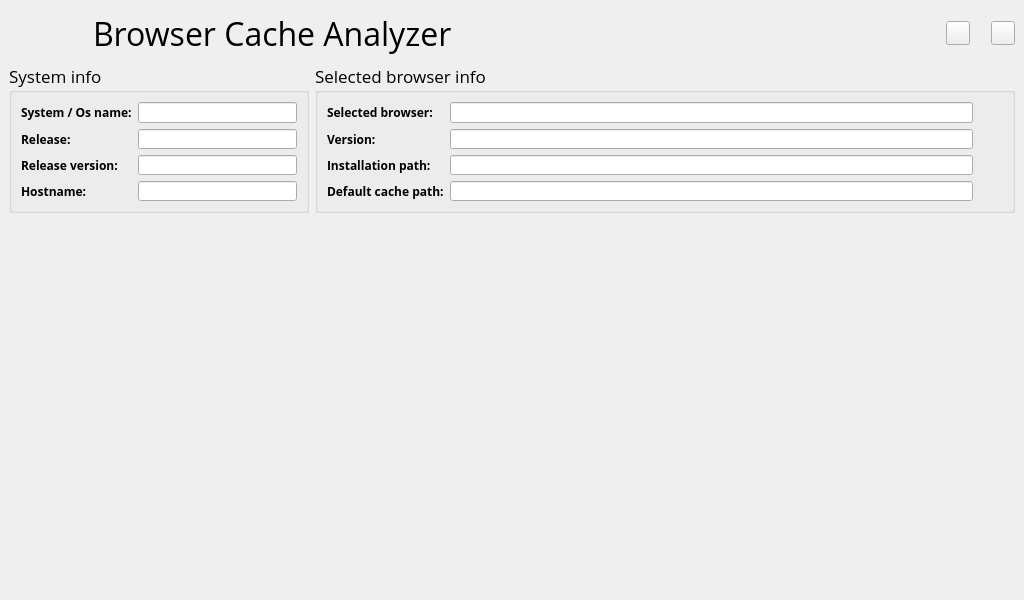
The window that gui/browser_cache_analyzer_gui.ui (gabrieledenardis/BrowserCacheAnalyzer) describes before a commit, drawn with Qt 5.
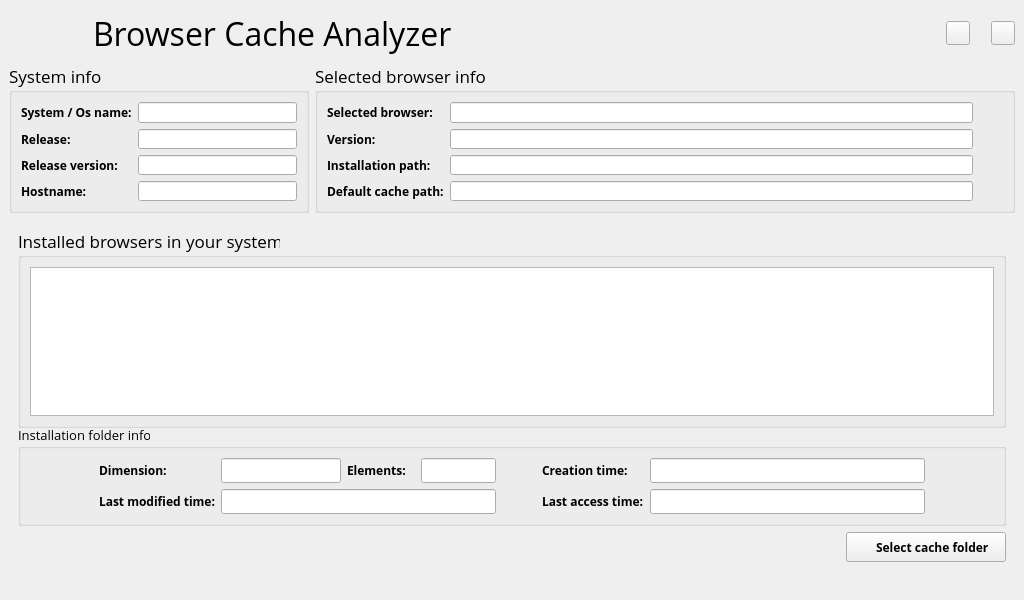
The same window after the commit. The open tabs and pages were chosen to show the change. Icons and pictures are not drawn.

Commit message: Browsers screen

```diff
--- a/gui/browser_cache_analyzer_gui.ui
+++ b/gui/browser_cache_analyzer_gui.ui
@@ -838,7 +838,411 @@
         </item>
        </layout>
       </widget>
-      <widget class="QWidget" name="page_2"/>
+      <widget class="QWidget" name="page_2">
+       <layout class="QGridLayout" name="gridLayout_10">
+        <item row="3" column="0">
+         <spacer name="verticalSpacer_5">
+          <property name="orientation">
+           <enum>Qt::Vertical</enum>
+          </property>
+          <property name="sizeType">
+           <enum>QSizePolicy::Fixed</enum>
+          </property>
+          <property name="sizeHint" stdset="0">
+           <size>
+            <width>20</width>
+            <height>20</height>
+           </size>
+          </property>
+         </spacer>
+        </item>
+        <item row="0" column="0">
+         <widget class="QGroupBox" name="groupBox_found_browser">
+          <property name="sizePolicy">
+           <sizepolicy hsizetype="Preferred" vsizetype="Fixed">
+            <horstretch>0</horstretch>
+            <verstretch>0</verstretch>
+           </sizepolicy>
+          </property>
+          <property name="minimumSize">
+           <size>
+            <width>0</width>
+            <height>200</height>
+           </size>
+          </property>
+          <property name="maximumSize">
+           <size>
+            <width>16777215</width>
+            <height>200</height>
+           </size>
+          </property>
+          <property name="font">
+           <font>
+            <family>Open Sans</family>
+            <pointsize>13</pointsize>
+           </font>
+          </property>
+          <property name="title">
+           <string>Installed browsers in your system</string>
+          </property>
+          <layout class="QGridLayout" name="gridLayout_9">
+           <item row="0" column="0">
+            <widget class="QTableWidget" name="table_found_browsers"/>
+           </item>
+          </layout>
+         </widget>
+        </item>
+        <item row="2" column="0">
+         <layout class="QGridLayout" name="gridLayout_7">
+          <item row="0" column="0">
+           <spacer name="horizontalSpacer_7">
+            <property name="orientation">
+             <enum>Qt::Horizontal</enum>
+            </property>
+            <property name="sizeHint" stdset="0">
+             <size>
+              <width>40</width>
+              <height>20</height>
+             </size>
+            </property>
+           </spacer>
+          </item>
+          <item row="0" column="1">
+           <widget class="QPushButton" name="button_browsers_screen_select">
+            <property name="minimumSize">
+             <size>
+              <width>160</width>
+              <height>30</height>
+             </size>
+            </property>
+            <property name="maximumSize">
+             <size>
+              <width>160</width>
+              <height>30</height>
+             </size>
+            </property>
+            <property name="font">
+             <font>
+              <family>Open Sans</family>
+              <pointsize>9</pointsize>
+              <weight>75</weight>
+              <bold>true</bold>
+             </font>
+            </property>
+            <property name="layoutDirection">
+             <enum>Qt::RightToLeft</enum>
+            </property>
+            <property name="text">
+             <string>    Select cache folder</string>
+            </property>
+            <property name="icon">
+             <iconset resource="icons.qrc">
+              <normaloff>:/icons/arrow_right.png</normaloff>:/icons/arrow_right.png</iconset>
+            </property>
+            <property name="iconSize">
+             <size>
+              <width>24</width>
+              <height>24</height>
+             </size>
+            </property>
+           </widget>
+          </item>
+         </layout>
+        </item>
+        <item row="1" column="0">
+         <widget class="QGroupBox" name="groupBox">
+          <property name="sizePolicy">
+           <sizepolicy hsizetype="Preferred" vsizetype="Preferred">
+            <horstretch>0</horstretch>
+            <verstretch>0</verstretch>
+           </sizepolicy>
+          </property>
+          <property name="minimumSize">
+           <size>
+            <width>0</width>
+            <height>0</height>
+           </size>
+          </property>
+          <property name="maximumSize">
+           <size>
+            <width>16777215</width>
+            <height>16777215</height>
+           </size>
+          </property>
+          <property name="font">
+           <font>
+            <family>Open Sans</family>
+            <pointsize>10</pointsize>
+           </font>
+          </property>
+          <property name="title">
+           <string>Installation folder info</string>
+          </property>
+          <layout class="QGridLayout" name="gridLayout_14">
+           <item row="0" column="1">
+            <layout class="QGridLayout" name="gridLayout_13">
+             <item row="0" column="0">
+              <widget class="QLabel" name="label_14">
+               <property name="font">
+                <font>
+                 <family>Open Sans</family>
+                 <pointsize>9</pointsize>
+                 <weight>75</weight>
+                 <bold>true</bold>
+                </font>
+               </property>
+               <property name="text">
+                <string>Dimension:</string>
+               </property>
+              </widget>
+             </item>
+             <item row="0" column="1">
+              <widget class="QLineEdit" name="line_inst_folder_dimension">
+               <property name="sizePolicy">
+                <sizepolicy hsizetype="Fixed" vsizetype="Fixed">
+                 <horstretch>0</horstretch>
+                 <verstretch>0</verstretch>
+                </sizepolicy>
+               </property>
+               <property name="minimumSize">
+                <size>
+                 <width>120</width>
+                 <height>0</height>
+                </size>
+               </property>
+               <property name="maximumSize">
+                <size>
+                 <width>120</width>
+                 <height>16777215</height>
+                </size>
+               </property>
+               <property name="font">
+                <font>
+                 <family>Open Sans</family>
+                 <pointsize>9</pointsize>
+                </font>
+               </property>
+              </widget>
+             </item>
+             <item row="0" column="2">
+              <widget class="QLabel" name="label_15">
+               <property name="font">
+                <font>
+                 <family>Open Sans</family>
+                 <pointsize>9</pointsize>
+                 <weight>75</weight>
+                 <bold>true</bold>
+                </font>
+               </property>
+               <property name="text">
+                <string>Elements:</string>
+               </property>
+              </widget>
+             </item>
+             <item row="0" column="3">
+              <widget class="QLineEdit" name="line_inst_folder_elements">
+               <property name="sizePolicy">
+                <sizepolicy hsizetype="Fixed" vsizetype="Fixed">
+                 <horstretch>0</horstretch>
+                 <verstretch>0</verstretch>
+                </sizepolicy>
+               </property>
+               <property name="minimumSize">
+                <size>
+                 <width>75</width>
+                 <height>0</height>
+                </size>
+               </property>
+               <property name="maximumSize">
+                <size>
+                 <width>75</width>
+                 <height>16777215</height>
+                </size>
+               </property>
+               <property name="font">
+                <font>
+                 <family>Open Sans</family>
+                 <pointsize>9</pointsize>
+                </font>
+               </property>
+              </widget>
+             </item>
+             <item row="1" column="1" colspan="3">
+              <widget class="QLineEdit" name="line_inst_folder_modified_time">
+               <property name="sizePolicy">
+                <sizepolicy hsizetype="Fixed" vsizetype="Fixed">
+                 <horstretch>0</horstretch>
+                 <verstretch>0</verstretch>
+                </sizepolicy>
+               </property>
+               <property name="minimumSize">
+                <size>
+                 <width>275</width>
+                 <height>0</height>
+                </size>
+               </property>
+               <property name="maximumSize">
+                <size>
+                 <width>275</width>
+                 <height>16777215</height>
+                </size>
+               </property>
+               <property name="font">
+                <font>
+                 <family>Open Sans</family>
+                 <pointsize>9</pointsize>
+                </font>
+               </property>
+              </widget>
+             </item>
+             <item row="0" column="6">
+              <widget class="QLineEdit" name="line_inst_folder_creation_time">
+               <property name="sizePolicy">
+                <sizepolicy hsizetype="Fixed" vsizetype="Fixed">
+                 <horstretch>0</horstretch>
+                 <verstretch>0</verstretch>
+                </sizepolicy>
+               </property>
+               <property name="minimumSize">
+                <size>
+                 <width>275</width>
+                 <height>0</height>
+                </size>
+               </property>
+               <property name="maximumSize">
+                <size>
+                 <width>275</width>
+                 <height>16777215</height>
+                </size>
+               </property>
+               <property name="font">
+                <font>
+                 <family>Open Sans</family>
+                 <pointsize>9</pointsize>
+                </font>
+               </property>
+              </widget>
+             </item>
+             <item row="0" column="5">
+              <widget class="QLabel" name="label_16">
+               <property name="font">
+                <font>
+                 <family>Open Sans</family>
+                 <pointsize>9</pointsize>
+                 <weight>75</weight>
+                 <bold>true</bold>
+                </font>
+               </property>
+               <property name="text">
+                <string>Creation time:</string>
+               </property>
+              </widget>
+             </item>
+             <item row="1" column="0">
+              <widget class="QLabel" name="label_17">
+               <property name="font">
+                <font>
+                 <family>Open Sans</family>
+                 <pointsize>9</pointsize>
+                 <weight>75</weight>
+                 <bold>true</bold>
+                </font>
+               </property>
+               <property name="text">
+                <string>Last modified time:</string>
+               </property>
+              </widget>
+             </item>
+             <item row="1" column="6">
+              <widget class="QLineEdit" name="line_inst_folder_access_time">
+               <property name="sizePolicy">
+                <sizepolicy hsizetype="Fixed" vsizetype="Fixed">
+                 <horstretch>0</horstretch>
+                 <verstretch>0</verstretch>
+                </sizepolicy>
+               </property>
+               <property name="minimumSize">
+                <size>
+                 <width>275</width>
+                 <height>0</height>
+                </size>
+               </property>
+               <property name="maximumSize">
+                <size>
+                 <width>275</width>
+                 <height>16777215</height>
+                </size>
+               </property>
+               <property name="font">
+                <font>
+                 <family>Open Sans</family>
+                 <pointsize>9</pointsize>
+                </font>
+               </property>
+              </widget>
+             </item>
+             <item row="1" column="5">
+              <widget class="QLabel" name="label_18">
+               <property name="font">
+                <font>
+                 <family>Open Sans</family>
+                 <pointsize>9</pointsize>
+                 <weight>75</weight>
+                 <bold>true</bold>
+                </font>
+               </property>
+               <property name="text">
+                <string>Last access time:</string>
+               </property>
+              </widget>
+             </item>
+             <item row="0" column="4" rowspan="2">
+              <spacer name="horizontalSpacer_9">
+               <property name="orientation">
+                <enum>Qt::Horizontal</enum>
+               </property>
+               <property name="sizeHint" stdset="0">
+                <size>
+                 <width>40</width>
+                 <height>20</height>
+                </size>
+               </property>
+              </spacer>
+             </item>
+            </layout>
+           </item>
+           <item row="0" column="2">
+            <spacer name="horizontalSpacer_8">
+             <property name="orientation">
+              <enum>Qt::Horizontal</enum>
+             </property>
+             <property name="sizeHint" stdset="0">
+              <size>
+               <width>40</width>
+               <height>20</height>
+              </size>
+             </property>
+            </spacer>
+           </item>
+           <item row="0" column="0">
+            <spacer name="horizontalSpacer_10">
+             <property name="orientation">
+              <enum>Qt::Horizontal</enum>
+             </property>
+             <property name="sizeHint" stdset="0">
+              <size>
+               <width>40</width>
+               <height>20</height>
+              </size>
+             </property>
+            </spacer>
+           </item>
+          </layout>
+         </widget>
+        </item>
+       </layout>
+      </widget>
+      <widget class="QWidget" name="page_3"/>
      </widget>
     </item>
    </layout>
```
Left out of the diff: 5 changed lines with no effect on the pictures. The commit also changes 10 other files.
